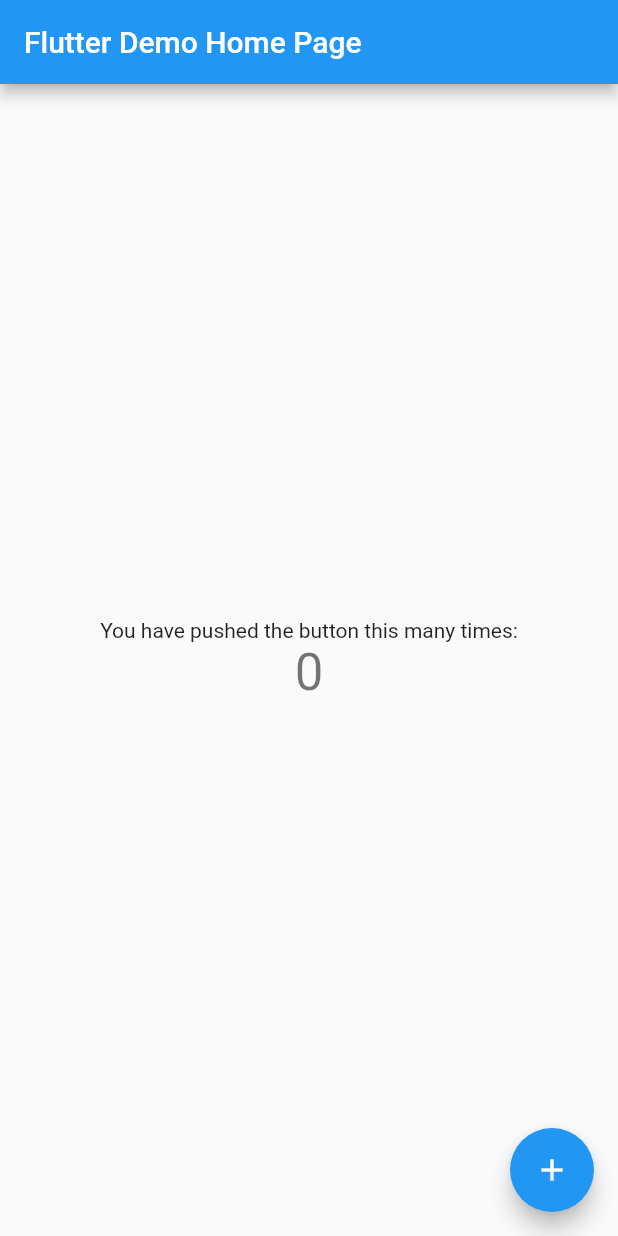
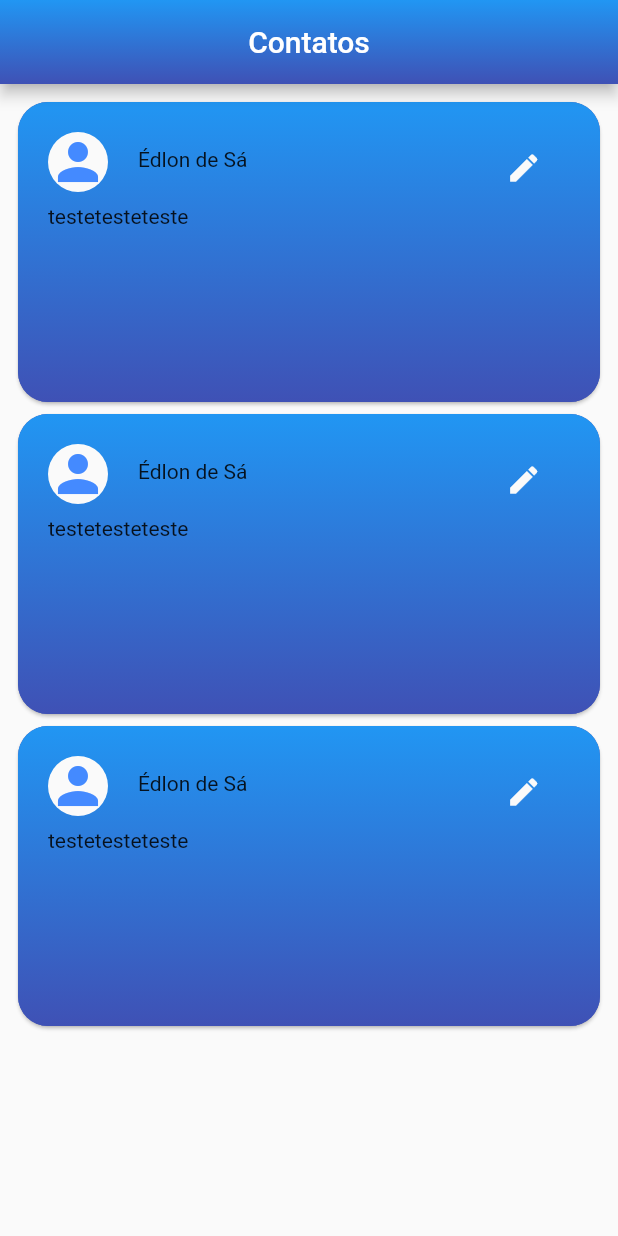
Before and after one commit to EdMarcus/DigContatos, a Flutter app: the screen it shows after launch, on a phone screen of 412 x 824 dp. Run offline on Flutter 3.47's test engine with Material 2 defaults, Android fonts, the phone set to English and light mode, and no system bars; our stand-ins replace gradient_app_bar.

Commit message:
Init the UI of Cards

```diff
--- a/lib/main.dart
+++ b/lib/main.dart
@@ -1,3 +1,4 @@
+import 'package:digcontatos/views/home_view.dart';
 import 'package:flutter/material.dart';
 
 void main() {
@@ -5,113 +6,16 @@ void main() {
 }
 
 class MyApp extends StatelessWidget {
-  // This widget is the root of your application.
   @override
   Widget build(BuildContext context) {
     return MaterialApp(
       title: 'Flutter Demo',
       theme: ThemeData(
-        // This is the theme of your application.
-        //
-        // Try running your application with "flutter run". You'll see the
-        // application has a blue toolbar. Then, without quitting the app, try
-        // changing the primarySwatch below to Colors.green and then invoke
-        // "hot reload" (press "r" in the console where you ran "flutter run",
-        // or simply save your changes to "hot reload" in a Flutter IDE).
-        // Notice that the counter didn't reset back to zero; the application
-        // is not restarted.
         primarySwatch: Colors.blue,
-        // This makes the visual density adapt to the platform that you run
-        // the app on. For desktop platforms, the controls will be smaller and
-        // closer together (more dense) than on mobile platforms.
         visualDensity: VisualDensity.adaptivePlatformDensity,
       ),
-      home: MyHomePage(title: 'Flutter Demo Home Page'),
+      debugShowCheckedModeBanner: false,
+      home: HomeView(),
     );
   }
 }
-
-class MyHomePage extends StatefulWidget {
-  MyHomePage({Key key, this.title}) : super(key: key);
-
-  // This widget is the home page of your application. It is stateful, meaning
-  // that it has a State object (defined below) that contains fields that affect
-  // how it looks.
-
-  // This class is the configuration for the state. It holds the values (in this
-  // case the title) provided by the parent (in this case the App widget) and
-  // used by the build method of the State. Fields in a Widget subclass are
-  // always marked "final".
-
-  final String title;
-
-  @override
-  _MyHomePageState createState() => _MyHomePageState();
-}
-
-class _MyHomePageState extends State<MyHomePage> {
-  int _counter = 0;
-
-  void _incrementCounter() {
-    setState(() {
-      // This call to setState tells the Flutter framework that something has
-      // changed in this State, which causes it to rerun the build method below
-      // so that the display can reflect the updated values. If we changed
-      // _counter without calling setState(), then the build method would not be
-      // called again, and so nothing would appear to happen.
-      _counter++;
-    });
-  }
-
-  @override
-  Widget build(BuildContext context) {
-    // This method is rerun every time setState is called, for instance as done
-    // by the _incrementCounter method above.
-    //
-    // The Flutter framework has been optimized to make rerunning build methods
-    // fast, so that you can just rebuild anything that needs updating rather
-    // than having to individually change instances of widgets.
-    return Scaffold(
-      appBar: AppBar(
-        // Here we take the value from the MyHomePage object that was created by
-        // the App.build method, and use it to set our appbar title.
-        title: Text(widget.title),
-      ),
-      body: Center(
-        // Center is a layout widget. It takes a single child and positions it
-        // in the middle of the parent.
-        child: Column(
-          // Column is also a layout widget. It takes a list of children and
-          // arranges them vertically. By default, it sizes itself to fit its
-          // children horizontally, and tries to be as tall as its parent.
-          //
-          // Invoke "debug painting" (press "p" in the console, choose the
-          // "Toggle Debug Paint" action from the Flutter Inspector in Android
-          // Studio, or the "Toggle Debug Paint" command in Visual Studio Code)
-          // to see the wireframe for each widget.
-          //
-          // Column has various properties to control how it sizes itself and
-          // how it positions its children. Here we use mainAxisAlignment to
-          // center the children vertically; the main axis here is the vertical
-          // axis because Columns are vertical (the cross axis would be
-          // horizontal).
-          mainAxisAlignment: MainAxisAlignment.center,
-          children: <Widget>[
-            Text(
-              'You have pushed the button this many times:',
-            ),
-            Text(
-              '$_counter',
-              style: Theme.of(context).textTheme.headline4,
-            ),
-          ],
-        ),
-      ),
-      floatingActionButton: FloatingActionButton(
-        onPressed: _incrementCounter,
-        tooltip: 'Increment',
-        child: Icon(Icons.add),
-      ), // This trailing comma makes auto-formatting nicer for build methods.
-    );
-  }
-}
--- /dev/null
+++ b/lib/views/home_view.dart
@@ -0,0 +1,104 @@
+import 'package:flutter/material.dart';
+import 'package:gradient_app_bar/gradient_app_bar.dart';
+
+class HomeView extends StatefulWidget {
+  @override
+  _HomeViewState createState() => _HomeViewState();
+}
+
+class _HomeViewState extends State<HomeView> {
+  Widget cardContact() {
+    return Card(
+      clipBehavior: Clip.antiAlias,
+      color: Colors.indigo,
+      shape: RoundedRectangleBorder(
+        borderRadius: BorderRadius.circular(20.0),
+      ),
+      child: Container(
+        width: double.maxFinite,
+        height: 200.0,
+        decoration: BoxDecoration(
+            gradient: LinearGradient(
+          colors: [Colors.blue, Colors.indigo],
+          begin: Alignment.topCenter,
+          end: Alignment.bottomCenter,
+        )),
+        child: Padding(
+          padding: const EdgeInsets.fromLTRB(20, 20, 20, 20),
+          child: Column(
+            children: <Widget>[
+              Row(
+                crossAxisAlignment: CrossAxisAlignment.start,
+                children: <Widget>[
+                  Container(
+                    child: CircleAvatar(
+                      minRadius: 3,
+                      backgroundColor: Colors.grey[50],
+                      child: Icon(
+                        Icons.person,
+                        size: 40,
+                        color: Colors.blueAccent,
+                      ),
+                    ),
+                  ),
+                  Expanded(
+                    flex: 4,
+                    child: Container(
+                        padding: EdgeInsets.fromLTRB(20, 10, 20, 10),
+                        child: Text("Édlon de Sá")),
+                  ),
+                  Expanded(
+                    flex: 1,
+                    child: IconButton(
+                      icon: Icon(
+                        Icons.edit,
+                        color: Colors.grey[50],
+                        ),
+                      onPressed: () {},
+                    ),
+                  )
+                ],
+              ),
+              Row(
+                children: <Widget>[
+                  Text("teste"),
+                  Text("teste"),
+                  Text("teste")
+                ],
+              )
+            ],
+          ),
+        ),
+      ),
+    );
+  }
+
+  @override
+  Widget build(BuildContext context) {
+    return Scaffold(
+      appBar: GradientAppBar(
+        gradient: LinearGradient(
+            colors: [Colors.blue, Colors.indigo],
+            begin: Alignment.topCenter,
+            end: Alignment.bottomCenter),
+        title: Text("Contatos"),
+        centerTitle: true,
+      ),
+      body: SingleChildScrollView(
+        child: Padding(
+          padding: const EdgeInsets.all(8.0),
+          child: Center(
+            child: Column(
+              mainAxisSize: MainAxisSize.max,
+              children: <Widget>[
+                cardContact(),
+                cardContact(),
+                cardContact(),
+              ],
+            ),
+          ),
+        ),
+      ),
+    );
+  }
+}
```
Also changed, not shown: pubspec.yaml (+20 -45 lines), lib/models/contact_model.dart (added), pubspec.lock.
